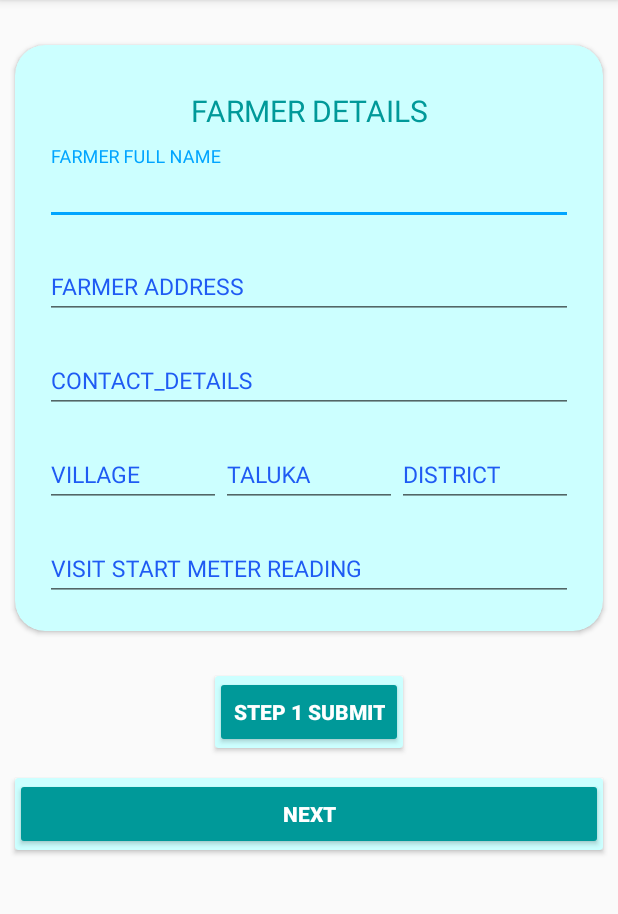
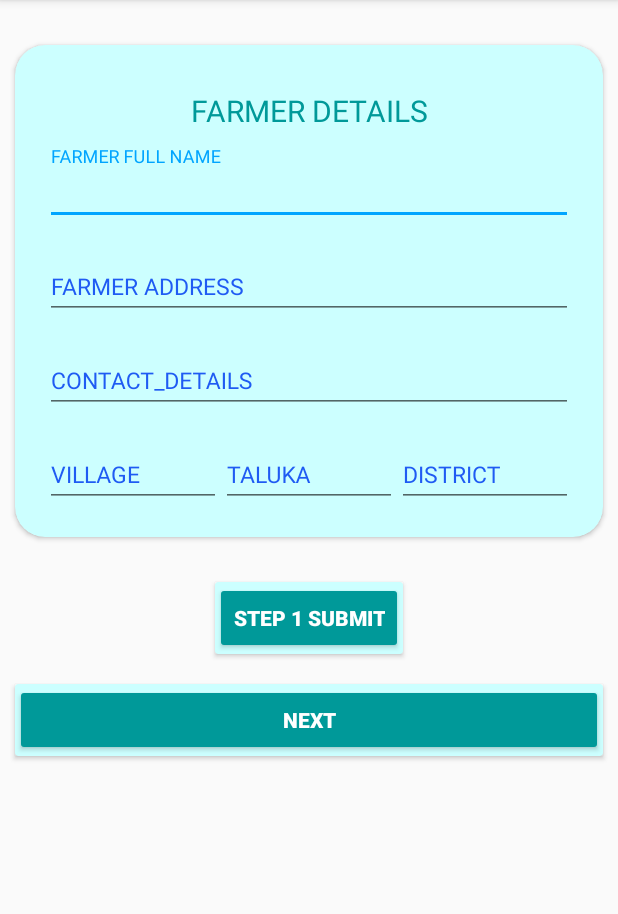
Before and after one commit to IshaPPotnis/ManishaAgroApp, an Android app: the CustomerVisitStartActivity screen opened directly, with no data from a screen before it, on a phone screen of 412 x 824 dp, the part 84-998 px from its top. Run offline under Robolectric (Android 15) with nearby library versions, the phone set to English and light mode, and no system bars.

Commit message:
Meter updated
Signed-off-by: govind9003 <manegovind.5555@gmail.com>

```diff
--- a/ManishaAgro/app/src/main/AndroidManifest.xml
+++ b/ManishaAgro/app/src/main/AndroidManifest.xml
@@ -28,7 +28,8 @@
         android:supportsRtl="true"
         android:theme="@style/AppTheme.NoActionBar"
         android:usesCleartextTraffic="true">
-        <activity android:name=".DealerProductListActivity"></activity>
+        <activity android:name=".MeterActivity"></activity>
+        <activity android:name=".DealerProductListActivity" />
         <activity android:name=".manager.DealerDataToMgrActivity" />
         <activity android:name=".employee.DealerEntryActivity" />
         <activity android:name=".employee.FollowUpEntryActivity" />
@@ -68,7 +69,6 @@
                 <category android:name="android.intent.category.LAUNCHER" />
             </intent-filter>
         </activity>
-
     </application>
 
 </manifest>
--- a/ManishaAgro/app/src/main/java/com/example/manishaagro/ApiInterface.java
+++ b/ManishaAgro/app/src/main/java/com/example/manishaagro/ApiInterface.java
@@ -2,6 +2,7 @@ package com.example.manishaagro;
 
 import com.example.manishaagro.model.DealerModel;
 import com.example.manishaagro.model.DealerProductMap;
+import com.example.manishaagro.model.MeterModel;
 import com.example.manishaagro.model.ProductModel;
 import com.example.manishaagro.model.ProfileModel;
 import com.example.manishaagro.model.TripModel;
@@ -172,8 +173,7 @@ public interface ApiInterface {
             @Field("village") String village,
             @Field("taluka") String taluka,
             @Field("district") String district,
-            @Field("contact_detail") String contactdtl,
-            @Field("start_meter_reading") int startReading);
+            @Field("contact_detail") String contactdtl);
 
     @FormUrlEncoded
     @POST("/php/UpdateEndTripDate.php")
@@ -181,8 +181,7 @@ public interface ApiInterface {
             @Field("key") String key,
             @Field("emp_id") String empid,
             @Field("visited_customer_name") String custname,
-            @Field("address") String address,
-            @Field("end_meter_reading") int endreading);
+            @Field("address") String address);
 
 
 
@@ -233,4 +232,17 @@ public interface ApiInterface {
             @Field("emp_id") String empid,
             @Field("dealer_name") String dealer_name);
 
+    @FormUrlEncoded
+    @POST("/php/InsertStartReadEntry.php")
+    Call<MeterModel> InsertStartReadEntry(
+            @Field("key") String key,
+            @Field("emp_id") String empid,
+            @Field("start_meter_reading") int readstart);
+    @FormUrlEncoded
+    @POST("/php/UpdateEndReadEntry.php")
+    Call<MeterModel> UpdateEndReadEntry(
+            @Field("key") String key,
+            @Field("emp_id") String empid,
+            @Field("end_meter_reading") int readend);
+
 }
--- a/ManishaAgro/app/src/main/java/com/example/manishaagro/employee/CustomerVisitStartActivity.java
+++ b/ManishaAgro/app/src/main/java/com/example/manishaagro/employee/CustomerVisitStartActivity.java
@@ -36,8 +36,7 @@ public class CustomerVisitStartActivity extends AppCompatActivity implements Vie
     ApiInterface apiInterface;
     Toolbar visitStartToolbar;
     EditText editTextFarmerName, editTextFarmerAddress, editTextFarmerContact, editTextVillage, editTextTaluka, editTextDistrict;
-    EditText editStartMeter;
-    int reading=0;
+
     Button visitEntrySubmit,demoButton;
     public String employeeID = "";
     ConnectionDetector connectionDetector;
@@ -65,7 +64,7 @@ public class CustomerVisitStartActivity extends AppCompatActivity implements Vie
         editTextTaluka = findViewById(R.id.editTextTaluka);
         editTextDistrict = findViewById(R.id.editTextDistrict);
         visitEntrySubmit = findViewById(R.id.VisitStartSubmit);
-        editStartMeter=findViewById(R.id.editTextMeterReading);
+
 
         demoButton = findViewById(R.id.goToDemoActivity);
         Intent intent = getIntent();
@@ -130,16 +129,16 @@ public class CustomerVisitStartActivity extends AppCompatActivity implements Vie
         final String farmerVillage = editTextVillage.getText().toString().trim();
         final String farmerTaluka = editTextTaluka.getText().toString().trim();
         final String farmerDistrict = editTextDistrict.getText().toString().trim();
-        final String stsrtReading=editStartMeter.getText().toString().trim();
-         reading= Integer.parseInt(stsrtReading);
+
+
         Log.v("Check id emp", "emp id" + employeeID);
 
         if (employeeID.equals("") || farmerNameText.equals("") || farmerAddressText.equals("") ||
-                farmerContacts.equals("") || farmerVillage.equals("") || farmerTaluka.equals("") || farmerDistrict.equals("")||reading==0) {
+                farmerContacts.equals("") || farmerVillage.equals("") || farmerTaluka.equals("") || farmerDistrict.equals("")) {
             Toast.makeText(CustomerVisitStartActivity.this, "Fields Are Empty", Toast.LENGTH_SHORT).show();
         } else {
             apiInterface = ApiClient.getApiClient().create(ApiInterface.class);
-            Call<TripModel> empIdDesignationModelCall = apiInterface.insertVisitedStartEntry(VISITED_CUSTOMER_ENTRY, employeeID, farmerNameText, farmerAddressText, farmerVillage, farmerTaluka, farmerDistrict, farmerContacts,reading);
+            Call<TripModel> empIdDesignationModelCall = apiInterface.insertVisitedStartEntry(VISITED_CUSTOMER_ENTRY, employeeID, farmerNameText, farmerAddressText, farmerVillage, farmerTaluka, farmerDistrict, farmerContacts);
             empIdDesignationModelCall.enqueue(new Callback<TripModel>() {
                 @Override
                 public void onResponse(Call<TripModel> call, Response<TripModel> response) {
--- a/ManishaAgro/app/src/main/res/layout/activity_custome_visit_start.xml
+++ b/ManishaAgro/app/src/main/res/layout/activity_custome_visit_start.xml
@@ -23,7 +23,10 @@
             android:id="@+id/toolbarvisit">
         </androidx.appcompat.widget.Toolbar>
     </com.google.android.material.appbar.AppBarLayout>
-
+<RelativeLayout
+    android:layout_width="match_parent"
+    android:layout_height="wrap_content"
+    android:id="@+id/customerVisitRel">
     <androidx.cardview.widget.CardView
         android:id="@+id/visitCard"
         android:layout_width="match_parent"
@@ -40,21 +43,21 @@
         app:cardCornerRadius="@dimen/loginCardRadius"
 
         >
-     <LinearLayout
-         android:id="@+id/CardLin1"
+        <RelativeLayout
+            android:id="@+id/CardLin1Rel"
             android:layout_width="match_parent"
             android:layout_height="wrap_content"
             android:layout_gravity="center"
             style="@style/linearParent"
 
             android:orientation="vertical"
-         android:weightSum="6"
+            android:weightSum="5"
             android:padding="@dimen/loginViewsMargin">
-      <LinearLayout
+            <RelativeLayout
                 android:layout_width="match_parent"
                 android:layout_height="wrap_content"
-          android:orientation="vertical"
-          android:layout_weight="1">
+                android:id="@+id/texttitleRel"
+                >
                 <TextView
                     android:layout_width="match_parent"
                     android:layout_height="wrap_content"
@@ -63,12 +66,12 @@
                     android:textSize="20sp"
                     android:gravity="center"
                     android:text="FARMER DETAILS"/>
-      </LinearLayout>
-         <LinearLayout
+            </RelativeLayout>
+            <RelativeLayout
                 android:layout_width="match_parent"
                 android:layout_height="wrap_content"
-             android:orientation="vertical"
-             android:layout_weight="1">
+                android:id="@+id/nameRel"
+                android:layout_below="@+id/texttitleRel">
 
                 <com.google.android.material.textfield.TextInputLayout
                     android:layout_marginTop="10dp"
@@ -89,12 +92,12 @@
                 </com.google.android.material.textfield.TextInputLayout>
 
 
-         </LinearLayout>
-      <LinearLayout
+            </RelativeLayout>
+            <RelativeLayout
                 android:layout_width="match_parent"
                 android:layout_height="wrap_content"
-          android:orientation="vertical"
-          android:layout_weight="1">
+                android:id="@+id/addRel"
+                android:layout_below="@+id/nameRel">
                 <com.google.android.material.textfield.TextInputLayout
                     android:layout_marginTop="10dp"
                     android:layout_width="match_parent"
@@ -113,12 +116,12 @@
 
                 </com.google.android.material.textfield.TextInputLayout>
 
-      </LinearLayout>
-      <LinearLayout
+            </RelativeLayout>
+            <RelativeLayout
                 android:layout_width="match_parent"
                 android:layout_height="wrap_content"
-          android:orientation="vertical"
-          android:layout_weight="1">
+                android:id="@+id/contactRel"
+                android:layout_below="@+id/addRel">
                 <com.google.android.material.textfield.TextInputLayout
                     android:layout_marginTop="10dp"
                     android:layout_width="match_parent"
@@ -135,12 +138,16 @@
                         android:inputType="numberDecimal"/>
 
                 </com.google.android.material.textfield.TextInputLayout>
-      </LinearLayout>
+            </RelativeLayout>
+            <RelativeLayout
+                android:layout_width="match_parent"
+                android:layout_height="wrap_content"
+                android:id="@+id/addDetailRel"
+                android:layout_below="@+id/contactRel">
                 <LinearLayout
                     android:layout_width="match_parent"
                     android:layout_height="wrap_content"
                     android:orientation="horizontal"
-             android:layout_weight="1"
                     android:weightSum="3">
 
                     <com.google.android.material.textfield.TextInputLayout
@@ -201,35 +208,20 @@
 
 
                 </LinearLayout>
-      <LinearLayout
-          android:layout_width="match_parent"
-          android:layout_height="wrap_content"
-          android:orientation="vertical"
-          android:layout_weight="1">
-          <com.google.android.material.textfield.TextInputLayout
-              android:layout_marginTop="10dp"
-              android:layout_width="match_parent"
-              android:layout_height="wrap_content"
-              android:id="@+id/textMeterRead">
 
-              <EditText
-                  android:id="@+id/editTextMeterReading"
-                  android:layout_width="match_parent"
-                  android:layout_height="wrap_content"
-                  android:hint="VISIT START METER READING"
-                  android:textColor="#009999"
-                  android:textSize="15sp"
-                  android:inputType="numberDecimal"/>
-
-          </com.google.android.material.textfield.TextInputLayout>
-
-      </LinearLayout>
+            </RelativeLayout>
 
 
-     </LinearLayout>
+
+
+
+        </RelativeLayout>
 
 
     </androidx.cardview.widget.CardView>
+
+</RelativeLayout>
+
 
 
     <androidx.cardview.widget.CardView
```
Also changed, not shown: ManishaAgro/app/src/main/java/com/example/manishaagro/MeterActivity.java (added, +174 -0 lines), ManishaAgro/app/src/main/java/com/example/manishaagro/employee/CustomerVisitEndActivity.java (+15 -21 lines), ManishaAgro/app/src/main/java/com/example/manishaagro/employee/EmployeeActivity.java (+7 -1 lines), ManishaAgro/app/src/main/java/com/example/manishaagro/employee/EmployeeStatusFragment.java (+19 -0 lines), ManishaAgro/app/src/main/java/com/example/manishaagro/model/MeterModel.java (added, +89 -0 lines), ManishaAgro/app/src/main/java/com/example/manishaagro/model/TripModel.java (+0 -26 lines), ManishaAgro/app/src/main/res/layout/activity_emp.xml (+17 -0 lines), ManishaAgro/app/src/main/res/layout/activity_meter.xml (added, +130 -0 lines). Lines whose indentation alone changed are shown as unchanged.
